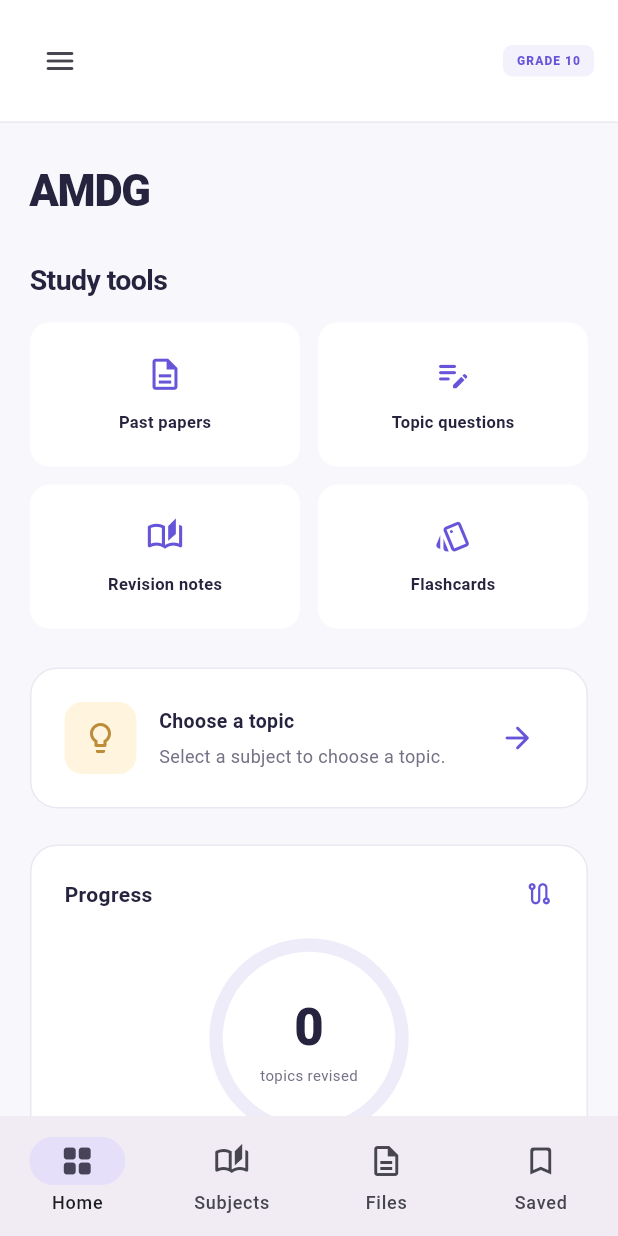
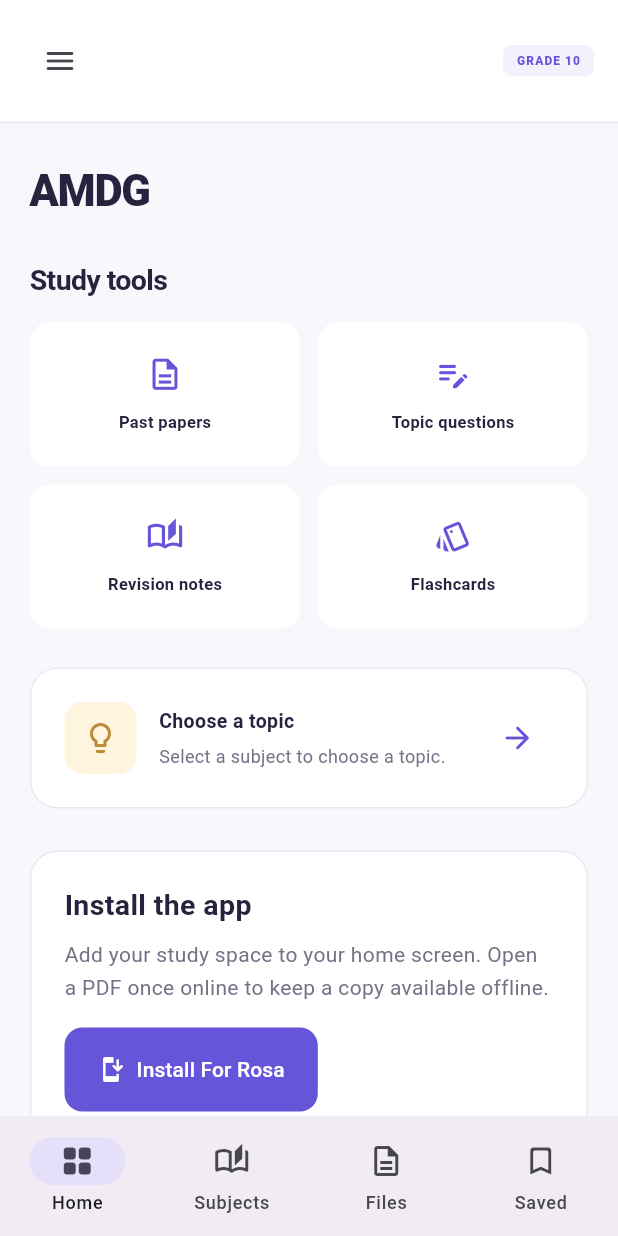
Before and after one commit to JoaoPedra-AMDG/DLS_app, a Flutter app: the screen it shows after launch, on a phone screen of 412 x 824 dp. Run offline on Flutter 3.47's test engine with Material 3 defaults, Android fonts, the phone set to English and light mode, and no system bars; our stand-ins replace shared_preferences, web; missing offline and left inert: dart:js_interop.

Commit message:
Remove the progress block from Home

```diff
--- a/lib/app.dart
+++ b/lib/app.dart
@@ -801,20 +801,10 @@ class _StudyShellState extends State<StudyShell> {
               ),
               if (right) ...[
                 const SizedBox(width: 25),
-                SizedBox(
-                  width: 258,
-                  child: Column(
-                    children: [
-                      progressPanel(),
-                      const SizedBox(height: 20),
-                      tipPanel(),
-                    ],
-                  ),
-                ),
+                SizedBox(width: 258, child: tipPanel()),
               ],
             ],
           ),
-          if (!right) ...[const SizedBox(height: 24), progressPanel()],
           const SizedBox(height: 28),
           panel(
             child: Column(
@@ -1056,85 +1046,6 @@ class _StudyShellState extends State<StudyShell> {
                 () =>
                     previous == null ? go('My subjects') : openTopic(previous),
             icon: const Icon(Icons.arrow_forward_rounded, color: purple),
-          ),
-        ],
-      ),
-    );
-  }
-
-  Widget progressPanel() {
-    final n = store.completed.length, total = store.topics.length;
-    return panel(
-      child: Column(
-        crossAxisAlignment: CrossAxisAlignment.start,
-        children: [
-          const Row(
-            children: [
-              Expanded(
-                child: Text(
-                  'Progress',
-                  style: TextStyle(fontSize: 14, fontWeight: FontWeight.w700),
-                ),
-              ),
-              Icon(Icons.route_outlined, size: 19, color: purple),
-            ],
-          ),
-          const SizedBox(height: 24),
-          Center(
-            child: SizedBox(
-              width: 124,
-              height: 124,
-              child: Stack(
-                alignment: Alignment.center,
-                children: [
-                  SizedBox.expand(
-                    child: CircularProgressIndicator(
-                      value: total == 0 ? 0 : n / total,
-                      strokeWidth: 9,
-                      strokeCap: StrokeCap.round,
-                      color: purple,
-                      backgroundColor: const Color(0xFFEFECFA),
-                    ),
-                  ),
-                  Column(
-                    mainAxisSize: MainAxisSize.min,
-                    children: [
-                      Text(
-                        '$n',
-                        style: const TextStyle(
-                          fontSize: 34,
-                          fontWeight: FontWeight.w800,
-                        ),
-                      ),
-                      const Text(
-                        'topics revised',
-                        style: TextStyle(fontSize: 10, color: muted),
-                      ),
-                    ],
-                  ),
-                ],
-              ),
-            ),
-          ),
-          const SizedBox(height: 23),
-          Text(
-            '$total topics to explore. Mark notes as revised when you feel confident.',
-            style: const TextStyle(fontSize: 11, color: muted, height: 1.7),
-          ),
-          const SizedBox(height: 18),
-          const Divider(height: 1),
-          const SizedBox(height: 16),
-          Row(
-            children: [
-              const Icon(Icons.style_outlined, size: 18, color: purple),
-              const SizedBox(width: 8),
-              Expanded(
-                child: Text(
-                  '${store.known.length} cards remembered',
-                  style: const TextStyle(fontSize: 11, color: muted),
-                ),
-              ),
-            ],
           ),
         ],
       ),
```
